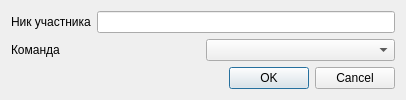
Before: the Qt Designer form addteamdialog.ui in pashazz/rksmanager, drawn with Qt 5.
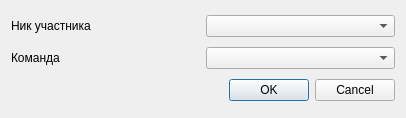
After: the same form once the commit is applied.

The edit to the form file:
```diff
--- a/addteamdialog.ui
+++ b/addteamdialog.ui
@@ -7,7 +7,7 @@
     <x>0</x>
     <y>0</y>
     <width>406</width>
-    <height>94</height>
+    <height>118</height>
    </rect>
   </property>
   <property name="windowTitle">
@@ -24,7 +24,7 @@
       </widget>
      </item>
      <item>
-      <widget class="QLineEdit" name="txtPlayer"/>
+      <widget class="QComboBox" name="cbPlayer"/>
      </item>
     </layout>
    </item>
```
